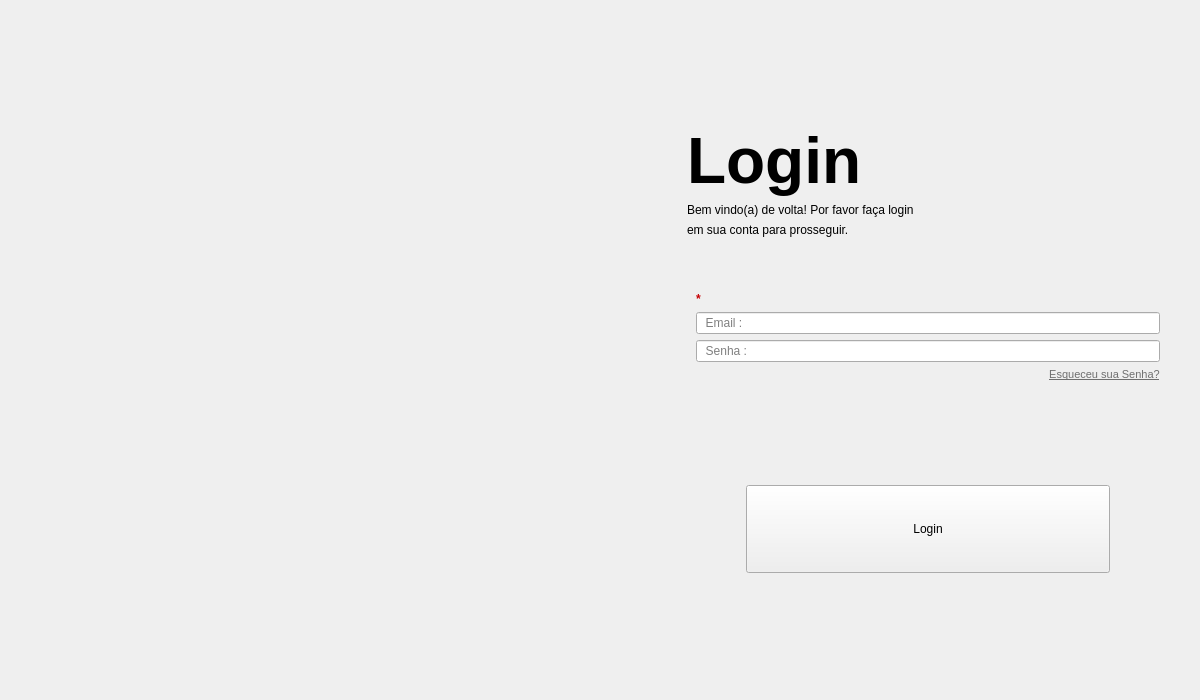
Old version of the form mainwindow.ui in the repository EduardoHaagP/ProjetoPOO.
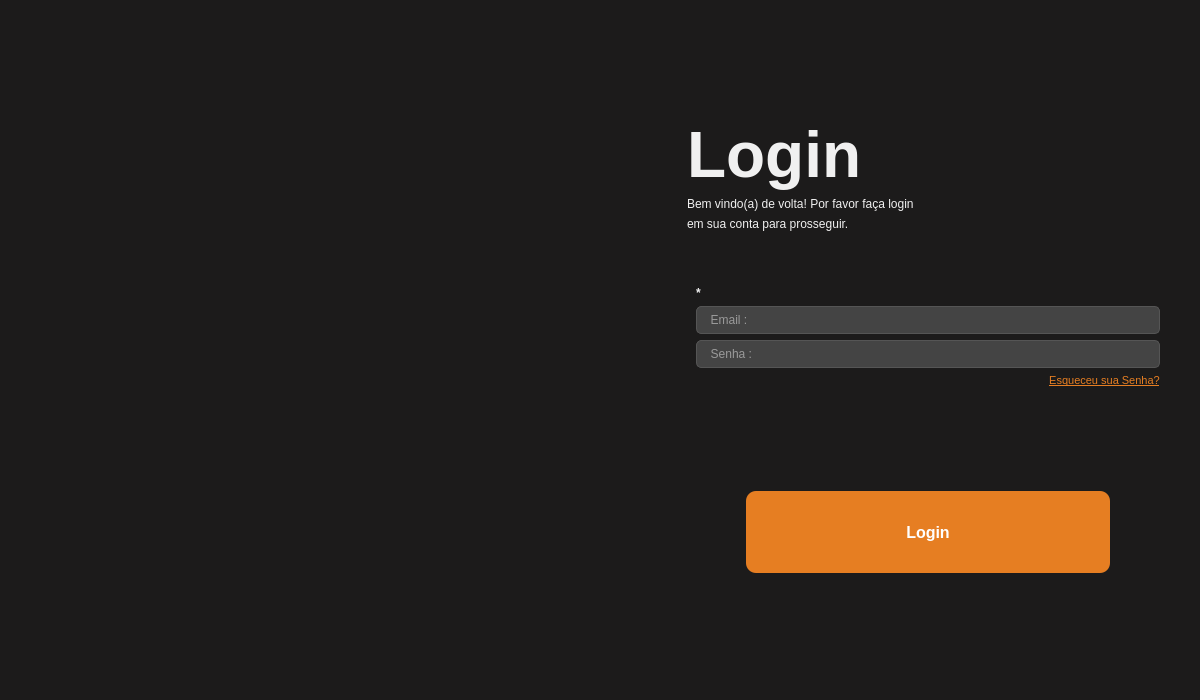
New version of the form. The open tabs and pages were chosen to show the change. Icons and pictures are not drawn.

The edit to the form file:
```diff
--- a/mainwindow.ui
+++ b/mainwindow.ui
@@ -19,6 +19,347 @@
   <property name="windowTitle">
    <string>MainWindow</string>
   </property>
+  <property name="styleSheet">
+   <string notr="true">/* === FUNDO DAS TELAS (MENOS A INICIAL) === */
+
+QWidget#pagLogin, QWidget#pagPrincipal {
+
+background-color: #1c1b1b;
+
+}
+
+
+
+/* === TEXTOS (LABELS) === */
+
+QLabel {
+
+color: #F0F0F0; /* Texto claro (quase branco) */
+
+}
+
+
+
+/* === CAIXAS DE INPUT E SELEÇÃO (QLineEdit, QComboBox) === */
+
+QLineEdit, QComboBox {
+
+background-color: #444444; /* Fundo do input */
+
+color: #F0F0F0; /* Texto do input */
+
+border: 1px solid #555555;
+
+border-radius: 5px;
+
+padding: 5px;
+
+}
+
+QLineEdit:focus {
+
+border: 1px solid #E67E22;
+
+}
+
+
+
+/* === TABELAS === */
+
+QTableWidget {
+
+background-color: #444444;
+
+color: #F0F0F0;
+
+gridline-color: #555555;
+
+alternate-background-color: #3A3A3A;
+
+}
+
+QHeaderView::section {
+
+background-color: #555555; /* Fundo do cabeçalho */
+
+color: white;
+
+padding: 4px;
+
+border: 1px solid #333333;
+
+}
+
+
+
+/* === 1. BOTOES DE ACAO (VERMELHO) === */
+
+QPushButton#botSair, QPushButton#botVoltar {
+
+background-color: #DC3545; /* Vermelho &quot;perigo&quot; */
+
+color: white;
+
+border-radius: 10px; /* Bordas arredondadas */
+
+padding: 8px;
+
+font-weight: bold;
+
+}
+
+QPushButton#botSair:hover, QPushButton#botVoltar:hover {
+
+background-color: #C82333;
+
+}
+
+QPushButton#botSair:pressed, QPushButton#botVoltar:pressed {
+
+background-color: #A71D2A;
+
+}
+
+
+
+/* === 2. BOTAO DE ALERTA (AMARELO) === */
+
+QPushButton#botCancelar {
+
+background-color: #FFC107; /* Amarelo &quot;alerta&quot; */
+
+color: #212121; /* Texto escuro */
+
+border-radius: 10px;
+
+padding: 8px;
+
+font-weight: bold;
+
+}
+
+QPushButton#botCancelar:hover {
+
+background-color: #E0A800;
+
+}
+
+QPushButton#botCancelar:pressed {
+
+background-color: #C69500;
+
+}
+
+
+
+/* === 3. BOTOES DE NAVEGACAO (TELA PRINCIPAL) === */
+
+QWidget#pagPrincipal QPushButton {
+
+border-radius: 15px;
+
+font-size: 14px;
+
+font-weight: bold;
+
+}
+
+
+
+/* Cor 1: Cadastro Cliente (AMARELO NOVO) */
+
+QPushButton#botCadastroCliente {
+
+background-color: #ffc400;
+
+color: #212121; /* Texto escuro (ESSENCIAL para leitura) */
+
+}
+
+QPushButton#botCadastroCliente:hover {
+
+background-color: #E6B000; /* Tom mais escuro para hover */
+
+}
+
+QPushButton#botCadastroCliente:pressed {
+
+background-color: #CC9E00; /* Tom mais escuro para clique */
+
+}
+
+
+
+/* Cor 2: Registrar Venda (Laranja Cenoura) */
+
+QPushButton#botVenda {
+
+background-color: #E67E22;
+
+color: #212121;
+
+}
+
+QPushButton#botVenda:hover {
+
+background-color: #D35400;
+
+}
+
+QPushButton#botVenda:pressed {
+
+background-color: #B84A00;
+
+}
+
+
+
+/* Cor 3: Listar Vendas (Vermelho Tomate) */
+
+QPushButton#botListaVendas {
+
+background-color: #FF6347;
+
+color: #212121;
+
+}
+
+QPushButton#botListaVendas:hover {
+
+background-color: #E55A40;
+
+}
+
+QPushButton#botListaVendas:pressed {
+
+background-color: #D94F38;
+
+}
+
+
+
+/* Cor 4: Consultar Estoque (Laranja Queimado) */
+
+QPushButton#botEstoque {
+
+background-color: #BF360C;
+
+color: #212121;
+
+}
+
+QPushButton#botEstoque:hover {
+
+background-color: #A9310A;
+
+}
+
+QPushButton#botEstoque:pressed {
+
+background-color: #932B09;
+
+}
+
+
+
+/* === 4. TELA DE LOGIN === */
+
+QPushButton#botOk {
+
+background-color: #E67E22; /* Laranja (como estava antes) */
+
+color: white;
+
+border-radius: 10px;
+
+padding: 8px;
+
+/* --- REGRA DE FONTE CORRIGIDA --- */
+
+font-family: Segoe UI;
+
+font-size: 12pt;
+
+font-weight: 900;
+
+}
+
+QPushButton#botOk:hover {
+
+background-color: #D35400;
+
+}
+
+QPushButton#botOk:pressed {
+
+background-color: #B84A00;
+
+}
+
+
+
+/* Label &quot;Esqueceu sua senha?&quot; (Laranja agora) */
+
+QLabel#txtEsqueceuSenha {
+
+color: #E67E22; /* Laranja (combina com o botão de login) */
+
+text-decoration: underline;
+
+}
+
+QLabel#txtEsqueceuSenha:hover {
+
+color: #FFC107;
+
+}
+
+
+
+/* === 5. BOTAO DA TELA INICIAL === */
+
+QPushButton#botEntrar {
+
+background-color: #ffd900;
+
+color: #212121; /* ATUALIZADO: Cor do texto */
+
+border-radius: 30px;
+
+padding: 8px;
+
+/* --- REGRA DE FONTE CORRIGIDA --- */
+
+font-family: Segoe UI;
+
+font-size: 25pt;
+
+font-weight: 900;
+
+}
+
+QPushButton#botEntrar:hover {
+
+background-color: #E6C300;
+
+}
+
+QPushButton#botEntrar:pressed {
+
+background-color: #CCA000;
+
+}
+
+
+
+/* === 6. REGRA DA IMAGEM DE FUNDO (MOVIDA PARA CÁ) === */
+
+QWidget#pagInicial {
+
+border-image: url(:/assets/telaInicial.png);
+
+}</string>
+  </property>
   <widget class="QWidget" name="centralwidget">
    <layout class="QHBoxLayout" name="horizontalLayout_10">
     <property name="spacing">
@@ -287,18 +628,36 @@
                             <colorrole role="WindowText">
                              <brush brushstyle="SolidPattern">
                               <color alpha="255">
-                               <red>198</red>
-                               <green>0</green>
-                               <blue>3</blue>
+                               <red>240</red>
+                               <green>240</green>
+                               <blue>240</blue>
                               </color>
                              </brush>
                             </colorrole>
                             <colorrole role="Text">
                              <brush brushstyle="SolidPattern">
                               <color alpha="255">
-                               <red>204</red>
-                               <green>0</green>
-                               <blue>3</blue>
+                               <red>240</red>
+                               <green>240</green>
+                               <blue>240</blue>
+                              </color>
+                             </brush>
+                            </colorrole>
+                            <colorrole role="ButtonText">
+                             <brush brushstyle="SolidPattern">
+                              <color alpha="255">
+                               <red>240</red>
+                               <green>240</green>
+                               <blue>240</blue>
+                              </color>
+                             </brush>
+                            </colorrole>
+                            <colorrole role="PlaceholderText">
+                             <brush brushstyle="SolidPattern">
+                              <color alpha="128">
+                               <red>240</red>
+                               <green>240</green>
+                               <blue>240</blue>
                               </color>
                              </brush>
                             </colorrole>
@@ -307,23 +666,78 @@
                             <colorrole role="WindowText">
                              <brush brushstyle="SolidPattern">
                               <color alpha="255">
-                               <red>198</red>
-                               <green>0</green>
-                               <blue>3</blue>
+                               <red>240</red>
+                               <green>240</green>
+                               <blue>240</blue>
                               </color>
                              </brush>
                             </colorrole>
                             <colorrole role="Text">
                              <brush brushstyle="SolidPattern">
                               <color alpha="255">
-                               <red>204</red>
-                               <green>0</green>
-                               <blue>3</blue>
+                               <red>240</red>
+                               <green>240</green>
+                               <blue>240</blue>
+                              </color>
+                             </brush>
+                            </colorrole>
+                            <colorrole role="ButtonText">
+                             <brush brushstyle="SolidPattern">
+                              <color alpha="255">
+                               <red>240</red>
+                               <green>240</green>
+                               <blue>240</blue>
+                              </color>
+                             </brush>
+                            </colorrole>
+                            <colorrole role="PlaceholderText">
+                             <brush brushstyle="SolidPattern">
+                              <color alpha="128">
+                               <red>240</red>
+                               <green>240</green>
+                               <blue>240</blue>
                               </color>
                              </brush>
                             </colorrole>
                            </inactive>
-                           <disabled/>
+                           <disabled>
+                            <colorrole role="WindowText">
+                             <brush brushstyle="SolidPattern">
+                              <color alpha="255">
+                               <red>240</red>
+                               <green>240</green>
+                               <blue>240</blue>
+                              </color>
+                             </brush>
+                            </colorrole>
+                            <colorrole role="Text">
+                             <brush brushstyle="SolidPattern">
+                              <color alpha="255">
+                               <red>240</red>
+                               <green>240</green>
+                               <blue>240</blue>
+                              </color>
+                             </brush>
+                            </colorrole>
+                            <colorrole role="ButtonText">
+                             <brush brushstyle="SolidPattern">
+                              <color alpha="255">
+                               <red>240</red>
+                               <green>240</green>
+                               <blue>240</blue>
+                              </color>
+                             </brush>
+                            </colorrole>
+                            <colorrole role="PlaceholderText">
+                             <brush brushstyle="SolidPattern">
+                              <color alpha="128">
+                               <red>240</red>
+                               <green>240</green>
+                               <blue>240</blue>
+                              </color>
+                             </brush>
+                            </colorrole>
+                           </disabled>
                           </palette>
                          </property>
                          <property name="font">
@@ -347,12 +761,57 @@
                          <property name="palette">
                           <palette>
                            <active>
+                            <colorrole role="WindowText">
+                             <brush brushstyle="SolidPattern">
+                              <color alpha="255">
+                               <red>240</red>
+                               <green>240</green>
+                               <blue>240</blue>
+                              </color>
+                             </brush>
+                            </colorrole>
+                            <colorrole role="Button">
+                             <brush brushstyle="SolidPattern">
+                              <color alpha="255">
+                               <red>68</red>
+                               <green>68</green>
+                               <blue>68</blue>
+                              </color>
+                             </brush>
+                            </colorrole>
+                            <colorrole role="Text">
+                             <brush brushstyle="SolidPattern">
+                              <color alpha="255">
+                               <red>240</red>
+                               <green>240</green>
+                               <blue>240</blue>
+                              </color>
+                             </brush>
+                            </colorrole>
                             <colorrole role="ButtonText">
                              <brush brushstyle="SolidPattern">
                               <color alpha="255">
-                               <red>200</red>
-                               <green>45</green>
-                               <blue>45</blue>
+                               <red>240</red>
+                               <green>240</green>
+                               <blue>240</blue>
+                              </color>
+                             </brush>
+                            </colorrole>
+                            <colorrole role="Base">
+                             <brush brushstyle="SolidPattern">
+                              <color alpha="255">
+                               <red>68</red>
+                               <green>68</green>
+                               <blue>68</blue>
+                              </color>
+                             </brush>
+                            </colorrole>
+                            <colorrole role="Window">
+                             <brush brushstyle="SolidPattern">
+                              <color alpha="255">
+                               <red>68</red>
+                               <green>68</green>
+                               <blue>68</blue>
                               </color>
                              </brush>
                             </colorrole>
@@ -365,14 +824,68 @@
                               </color>
                              </brush>
                             </colorrole>
+                            <colorrole role="PlaceholderText">
+                             <brush brushstyle="SolidPattern">
+                              <color alpha="128">
+                               <red>240</red>
+                               <green>240</green>
+                               <blue>240</blue>
+                              </color>
+                             </brush>
+                            </colorrole>
                            </active>
                            <inactive>
+                            <colorrole role="WindowText">
+                             <brush brushstyle="SolidPattern">
+                              <color alpha="255">
+                               <red>240</red>
+                               <green>240</green>
+                               <blue>240</blue>
+                              </color>
+                             </brush>
+                            </colorrole>
+                            <colorrole role="Button">
+                             <brush brushstyle="SolidPattern">
+                              <color alpha="255">
+                               <red>68</red>
+                               <green>68</green>
+                               <blue>68</blue>
+                              </color>
+                             </brush>
+                            </colorrole>
+                            <colorrole role="Text">
+                             <brush brushstyle="SolidPattern">
+                              <color alpha="255">
+                               <red>240</red>
+                               <green>240</green>
+                               <blue>240</blue>
+                              </color>
+                             </brush>
+                            </colorrole>
                             <colorrole role="ButtonText">
                              <brush brushstyle="SolidPattern">
                               <color alpha="255">
-                               <red>200</red>
-                               <green>45</green>
-                               <blue>45</blue>
+                               <red>240</red>
+                               <green>240</green>
+                               <blue>240</blue>
+                              </color>
+                             </brush>
+                            </colorrole>
+                            <colorrole role="Base">
+                             <brush brushstyle="SolidPattern">
+                              <color alpha="255">
+                               <red>68</red>
+                               <green>68</green>
+                               <blue>68</blue>
+                              </color>
+                             </brush>
+                            </colorrole>
+                            <colorrole role="Window">
+                             <brush brushstyle="SolidPattern">
+                              <color alpha="255">
+                               <red>68</red>
+                               <green>68</green>
+                               <blue>68</blue>
                               </color>
                              </brush>
                             </colorrole>
@@ -385,8 +898,71 @@
                               </color>
                              </brush>
                             </colorrole>
+                            <colorrole role="PlaceholderText">
+                             <brush brushstyle="SolidPattern">
+                              <color alpha="128">
+                               <red>240</red>
+                               <green>240</green>
+                               <blue>240</blue>
+                              </color>
+                             </brush>
+                            </colorrole>
                            </inactive>
                            <disabled>
+                            <colorrole role="WindowText">
+                             <brush brushstyle="SolidPattern">
+                              <color alpha="255">
+                               <red>240</red>
+                               <green>240</green>
+                               <blue>240</blue>
+                              </color>
+                             </brush>
+                            </colorrole>
+                            <colorrole role="Button">
+                             <brush brushstyle="SolidPattern">
+                              <color alpha="255">
+                               <red>68</red>
+                               <green>68</green>
+                               <blue>68</blue>
+                              </color>
+                             </brush>
+                            </colorrole>
+                            <colorrole role="Text">
+                             <brush brushstyle="SolidPattern">
+                              <color alpha="255">
+                               <red>240</red>
+                               <green>240</green>
+                               <blue>240</blue>
+                              </color>
+                             </brush>
+                            </colorrole>
+                            <colorrole role="ButtonText">
+                             <brush brushstyle="SolidPattern">
+                              <color alpha="255">
+                               <red>240</red>
+                               <green>240</green>
+                               <blue>240</blue>
+                              </color>
+                             </brush>
+                            </colorrole>
+                            <colorrole role="Base">
+                             <brush brushstyle="SolidPattern">
+                              <color alpha="255">
+                               <red>68</red>
+                               <green>68</green>
+                               <blue>68</blue>
+                              </color>
+                             </brush>
+                            </colorrole>
+                            <colorrole role="Window">
+                             <brush brushstyle="SolidPattern">
+                              <color alpha="255">
+                               <red>68</red>
+                               <green>68</green>
+                               <blue>68</blue>
+                              </color>
+                             </brush>
+                            </colorrole>
                             <colorrole role="ToolTipText">
                              <brush brushstyle="SolidPattern">
                               <color alpha="255">
@@ -396,6 +972,15 @@
                               </color>
                              </brush>
                             </colorrole>
+                            <colorrole role="PlaceholderText">
+                             <brush brushstyle="SolidPattern">
+                              <color alpha="128">
+                               <red>240</red>
+                               <green>240</green>
+                               <blue>240</blue>
+                              </color>
+                             </brush>
+                            </colorrole>
                            </disabled>
                           </palette>
                          </property>
@@ -461,27 +1046,36 @@
                             <colorrole role="WindowText">
                              <brush brushstyle="SolidPattern">
                               <color alpha="255">
-                               <red>111</red>
-                               <green>111</green>
-                               <blue>111</blue>
+                               <red>230</red>
+                               <green>126</green>
+                               <blue>34</blue>
                               </color>
                              </brush>
                             </colorrole>
                             <colorrole role="Text">
                              <brush brushstyle="SolidPattern">
                               <color alpha="255">
-                               <red>168</red>
-                               <green>168</green>
-                               <blue>168</blue>
+                               <red>230</red>
+                               <green>126</green>
+                               <blue>34</blue>
                               </color>
                              </brush>
                             </colorrole>
                             <colorrole role="ButtonText">
                              <brush brushstyle="SolidPattern">
                               <color alpha="255">
-                               <red>125</red>
-                               <green>125</green>
-                               <blue>125</blue>
+                               <red>230</red>
+                               <green>126</green>
+                               <blue>34</blue>
+                              </color>
+                             </brush>
+                            </colorrole>
+                            <colorrole role="PlaceholderText">
+                             <brush brushstyle="SolidPattern">
+                              <color alpha="128">
+                               <red>230</red>
+                               <green>126</green>
+                               <blue>34</blue>
                               </color>
                              </brush>
                             </colorrole>
@@ -490,32 +1084,78 @@
                             <colorrole role="WindowText">
                              <brush brushstyle="SolidPattern">
                               <color alpha="255">
-                               <red>111</red>
-                               <green>111</green>
-                               <blue>111</blue>
+                               <red>230</red>
+                               <green>126</green>
+                               <blue>34</blue>
                               </color>
                              </brush>
                             </colorrole>
                             <colorrole role="Text">
                              <brush brushstyle="SolidPattern">
                               <color alpha="255">
-                               <red>168</red>
-                               <green>168</green>
-                               <blue>168</blue>
+                               <red>230</red>
+                               <green>126</green>
+                               <blue>34</blue>
                               </color>
                              </brush>
                             </colorrole>
                             <colorrole role="ButtonText">
                              <brush brushstyle="SolidPattern">
                               <color alpha="255">
-                               <red>125</red>
-                               <green>125</green>
-                               <blue>125</blue>
+                               <red>230</red>
+                               <green>126</green>
+                               <blue>34</blue>
+                              </color>
+                             </brush>
+                            </colorrole>
+                            <colorrole role="PlaceholderText">
+                             <brush brushstyle="SolidPattern">
+                              <color alpha="128">
+                               <red>230</red>
+                               <green>126</green>
+                               <blue>34</blue>
                               </color>
                              </brush>
                             </colorrole>
                            </inactive>
-                           <disabled/>
+                           <disabled>
+                            <colorrole role="WindowText">
+                             <brush brushstyle="SolidPattern">
+                              <color alpha="255">
+                               <red>230</red>
+                               <green>126</green>
+                               <blue>34</blue>
+                              </color>
+                             </brush>
+                            </colorrole>
+                            <colorrole role="Text">
+                             <brush brushstyle="SolidPattern">
+                              <color alpha="255">
+                               <red>230</red>
+                               <green>126</green>
+                               <blue>34</blue>
+                              </color>
+                             </brush>
+                            </colorrole>
+                            <colorrole role="ButtonText">
+                             <brush brushstyle="SolidPattern">
+                              <color alpha="255">
+                               <red>230</red>
+                               <green>126</green>
+                               <blue>34</blue>
+                              </color>
+                             </brush>
+                            </colorrole>
+                            <colorrole role="PlaceholderText">
+                             <brush brushstyle="SolidPattern">
+                              <color alpha="128">
+                               <red>230</red>
+                               <green>126</green>
+                               <blue>34</blue>
+                              </color>
+                             </brush>
+                            </colorrole>
+                           </disabled>
                           </palette>
                          </property>
                          <property name="font">
```
Left out of the diff: 2 changed lines with no effect on the pictures.
